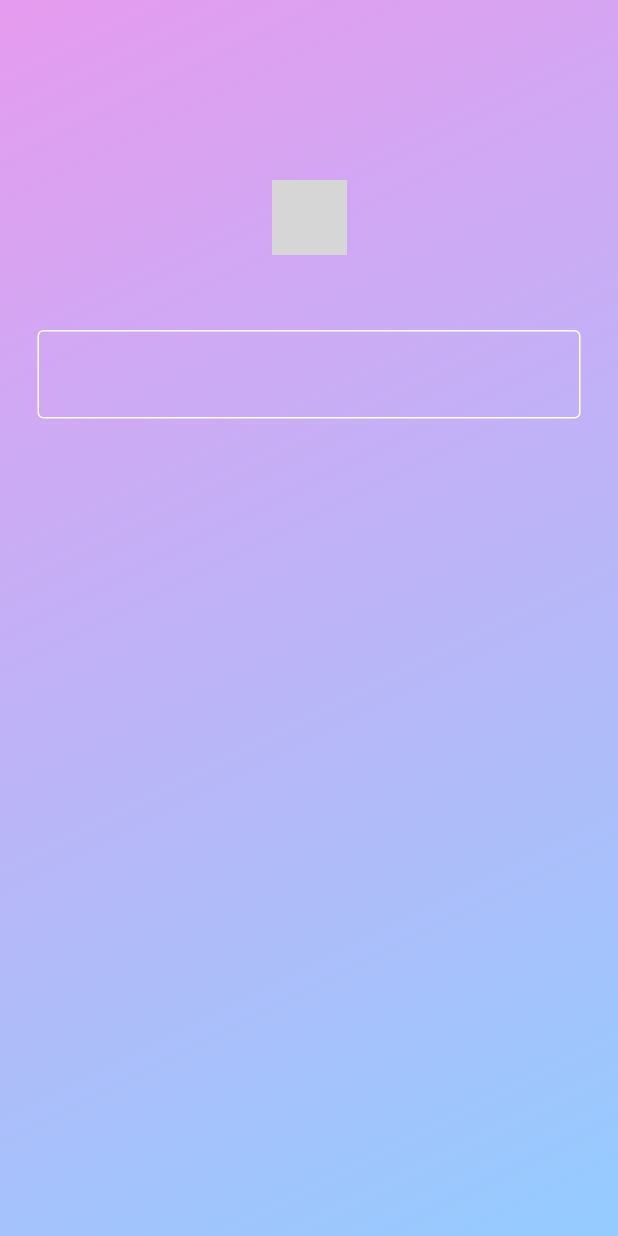
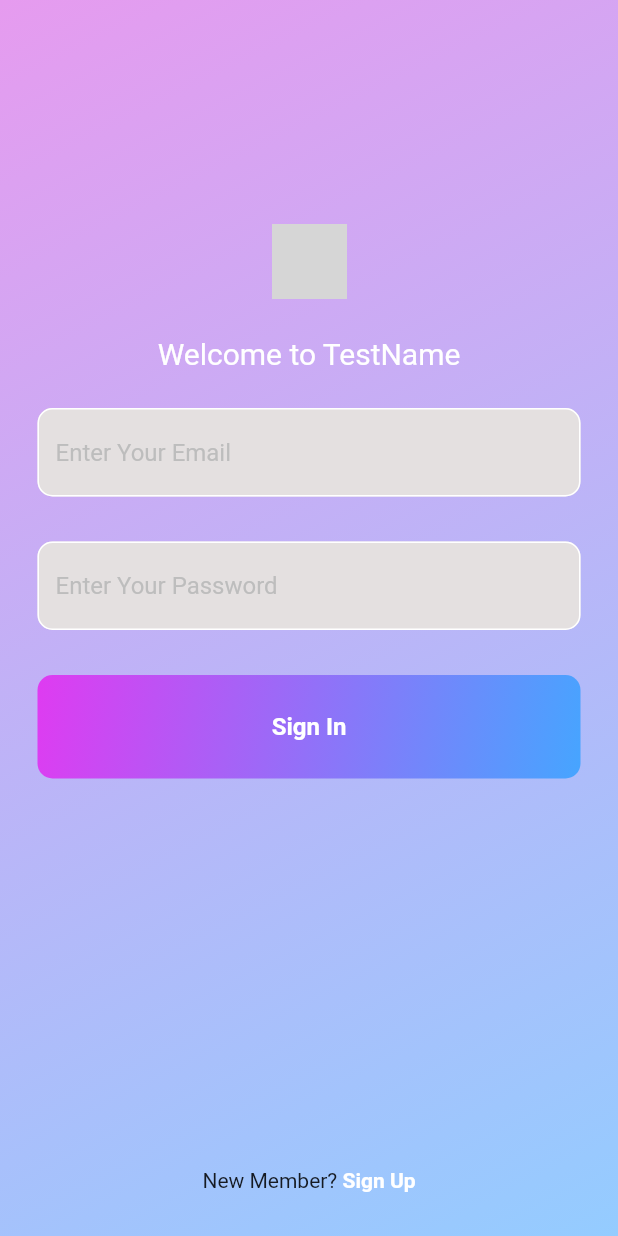
Before and after one commit to MohammedGhwil/Expense-Tracker, a Flutter app: the screen it shows after launch, on a phone screen of 412 x 824 dp. Run offline on Flutter 3.47's test engine with Material 2 defaults, Android fonts, the phone set to English and light mode, and no system bars; our stand-ins replace firebase_auth, firebase_core; accounts and stored records are empty; grey boxes are pictures that could not be loaded.

Commit message:
login and signup implemented

```diff
--- /dev/null
+++ b/expense_tracker/lib/Util/Button.dart
@@ -0,0 +1,38 @@
+import 'package:flutter/material.dart';
+
+class GenButton extends StatelessWidget {
+  final Function()? onTap;
+  final String description;
+  const GenButton({super.key, required this.onTap, required this.description});
+
+  @override
+  Widget build(BuildContext context) {
+    return GestureDetector(
+      onTap: onTap,
+      child: Container(
+        padding: const EdgeInsets.all(25),
+        margin: const EdgeInsets.symmetric(horizontal: 25),
+        decoration: BoxDecoration(
+          gradient: const LinearGradient(
+              begin: Alignment.topLeft,
+              end: Alignment.bottomRight,
+              colors: [
+                Color.fromARGB(255, 223, 59, 241),
+                Color.fromARGB(255, 70, 165, 255)
+              ]),
+          borderRadius: BorderRadius.circular(10),
+        ),
+        child: Center(
+          child: Text(
+            description,
+            style: const TextStyle(
+              color: Colors.white,
+              fontWeight: FontWeight.bold,
+              fontSize: 16,
+            ),
+          ),
+        ),
+      ),
+    );
+  }
+}
--- /dev/null
+++ b/expense_tracker/lib/Util/textinput.dart
@@ -0,0 +1,34 @@
+import 'package:flutter/material.dart';
+
+class textinput extends StatelessWidget {
+  final controller;
+  final String hintText;
+  final bool concealText;
+
+  const textinput({
+    super.key,
+    required this.controller,
+    required this.hintText,
+    required this.concealText,
+  });
+
+  @override
+  Widget build(BuildContext context) {
+    return Padding(
+      padding: EdgeInsets.symmetric(horizontal: 25.0),
+      child: TextField(
+          obscureText: concealText,
+          controller: controller,
+          decoration: InputDecoration(
+              enabledBorder: OutlineInputBorder(
+                  borderSide: BorderSide(color: Colors.white),
+                  borderRadius: BorderRadius.circular(10)),
+              focusedBorder: OutlineInputBorder(
+                  borderSide: BorderSide(color: Colors.white)),
+              fillColor: Color.fromARGB(255, 228, 224, 224),
+              filled: true,
+              hintText: hintText,
+              hintStyle: TextStyle(color: Colors.grey[400]))),
+    );
+  }
+}
--- a/expense_tracker/lib/main.dart
+++ b/expense_tracker/lib/main.dart
@@ -1,7 +1,14 @@
+import 'package:expense_tracker/pages/authentication.dart';
 import 'package:expense_tracker/pages/login_page.dart';
 import 'package:flutter/material.dart';
+import 'package:firebase_core/firebase_core.dart';
+import 'firebase_options.dart';
 
-void main() {
+void main() async {
+  WidgetsFlutterBinding.ensureInitialized();
+  await Firebase.initializeApp(
+    options: DefaultFirebaseOptions.currentPlatform,
+  );
   runApp(const MyApp());
 }
 
@@ -12,7 +19,7 @@ class MyApp extends StatelessWidget {
   Widget build(BuildContext context) {
     return const MaterialApp(
       debugShowCheckedModeBanner: false,
-      home: Login(),
+      home: Authentication(),
     );
   }
 }
--- /dev/null
+++ b/expense_tracker/lib/pages/LoginOrSignup.dart
@@ -0,0 +1,33 @@
+import 'package:expense_tracker/pages/SignUp.dart';
+import 'package:expense_tracker/pages/login_page.dart';
+import 'package:flutter/material.dart';
+
+class LoginOrSignUp extends StatefulWidget {
+  const LoginOrSignUp({super.key});
+
+  @override
+  State<LoginOrSignUp> createState() => _LoginOrSignUpState();
+}
+
+class _LoginOrSignUpState extends State<LoginOrSignUp> {
+  bool displayLogin = true;
+
+  void toggleSignUp() {
+    setState(() {
+      displayLogin = !displayLogin;
+    });
+  }
+
+  @override
+  Widget build(BuildContext context) {
+    if (displayLogin) {
+      return Login(
+        onTap: toggleSignUp,
+      );
+    } else {
+      return Signup(
+        onTap: toggleSignUp,
+      );
+    }
+  }
+}
--- /dev/null
+++ b/expense_tracker/lib/pages/authentication.dart
@@ -0,0 +1,23 @@
+import 'package:expense_tracker/pages/HomeScreen.dart';
+import 'package:expense_tracker/pages/LoginOrSignup.dart';
+import 'package:expense_tracker/pages/login_page.dart';
+import 'package:firebase_auth/firebase_auth.dart';
+import 'package:flutter/material.dart';
+
+class Authentication extends StatelessWidget {
+  const Authentication({super.key});
+
+  @override
+  Widget build(BuildContext context) {
+    return Scaffold(
+        body: StreamBuilder<User?>(
+            stream: FirebaseAuth.instance.authStateChanges(),
+            builder: (context, snapshot) {
+              if (snapshot.hasData) {
+                return Homescreen();
+              } else {
+                return LoginOrSignUp();
+              }
+            }));
+  }
+}
--- a/expense_tracker/lib/pages/login_page.dart
+++ b/expense_tracker/lib/pages/login_page.dart
@@ -1,7 +1,55 @@
+import 'package:expense_tracker/Util/Button.dart';
+import 'package:expense_tracker/Util/textinput.dart';
+import 'package:firebase_auth/firebase_auth.dart';
 import 'package:flutter/material.dart';
 
-class Login extends StatelessWidget {
-  const Login({super.key});
+class Login extends StatefulWidget {
+  final Function()? onTap;
+  const Login({super.key, required this.onTap});
+
+  @override
+  State<Login> createState() => _LoginState();
+}
+
+class _LoginState extends State<Login> {
+  final usernameController = TextEditingController();
+
+  final passwordcontroller = TextEditingController();
+
+  //signing User In method
+
+  void signInUser() async {
+    showDialog(
+        context: context,
+        builder: (context) {
+          return Center(
+            child: CircularProgressIndicator(
+                valueColor: new AlwaysStoppedAnimation<Color>(
+                    const Color.fromARGB(255, 255, 255, 255))),
+          );
+        });
+
+    try {
+      await FirebaseAuth.instance.signInWithEmailAndPassword(
+          email: usernameController.text, password: passwordcontroller.text);
+      Navigator.pop(context);
+    } on FirebaseAuthException catch (e) {
+      Navigator.pop(context);
+      ErrorMessage(e.code);
+    }
+  }
+
+  void ErrorMessage(String errormessage) {
+    showDialog(
+        context: context,
+        builder: (context) {
+          return AlertDialog(
+              backgroundColor: Colors.white,
+              title: Center(
+                  child: Text(errormessage,
+                      style: const TextStyle(color: Colors.black))));
+        });
+  }
 
   @override
   Widget build(BuildContext context) {
@@ -15,25 +63,49 @@ class Login extends StatelessWidget {
             backgroundColor: Colors.transparent,
             body: SafeArea(
                 child: Center(
+              child: SingleChildScrollView(
                 child: Column(children: [
                   //icon
                   const SizedBox(height: 120),
                   Image.asset('lib/icons/login-xxl.png', height: 50),
-                const SizedBox(height: 50),
+                  const SizedBox(height: 25),
+                  Text('Welcome to TestName',
+                      style: TextStyle(fontSize: 20, color: Colors.white)),
+                  const SizedBox(height: 25),
                   //username
-                const Padding(
-                  padding: EdgeInsets.symmetric(horizontal: 25.0),
-                  child: TextField(
-                      decoration: InputDecoration(
-                          enabledBorder: OutlineInputBorder(
-                              borderSide: BorderSide(color: Colors.white)),
-                          focusedBorder: OutlineInputBorder(
-                              borderSide: BorderSide(color: Colors.white)))),
+                  textinput(
+                    controller: usernameController,
+                    hintText: 'Enter Your Email',
+                    concealText: false,
+                  ),
+                  //password
+                  const SizedBox(height: 30),
+                  textinput(
+                    controller: passwordcontroller,
+                    hintText: 'Enter Your Password',
+                    concealText: true,
+                  ),
+                  //sign in
+                  const SizedBox(height: 30),
+                  GenButton(onTap: signInUser, description: "Sign In"),
+
+                  //sign up
+                  const SizedBox(height: 260),
+                  Row(
+                    mainAxisAlignment: MainAxisAlignment.center,
+                    children: [
+                      Text("New Member? "),
+                      GestureDetector(
+                        onTap: widget.onTap,
+                        child: Text("Sign Up",
+                            style: TextStyle(
+                                color: Colors.white,
+                                fontWeight: FontWeight.bold)),
                       )
-                //password
-
-                //log in
+                    ],
+                  )
                 ]),
+              ),
             ))));
   }
 }
--- a/expense_tracker/pubspec.yaml
+++ b/expense_tracker/pubspec.yaml
@@ -35,6 +35,8 @@ dependencies:
   # The following adds the Cupertino Icons font to your application.
   # Use with the CupertinoIcons class for iOS style icons.
   cupertino_icons: ^1.0.2
+  firebase_core: ^2.22.0
+  firebase_auth: ^4.13.0
 
 dev_dependencies:
   flutter_test:
```
Also changed, not shown: expense_tracker/lib/pages/HomeScreen.dart (+19 -0 lines), expense_tracker/lib/pages/SignUp.dart (+121 -0 lines), expense_tracker/lib/firebase_options.dart (added), expense_tracker/pubspec.lock, 8 other files. Lines whose indentation alone changed are shown as unchanged.
